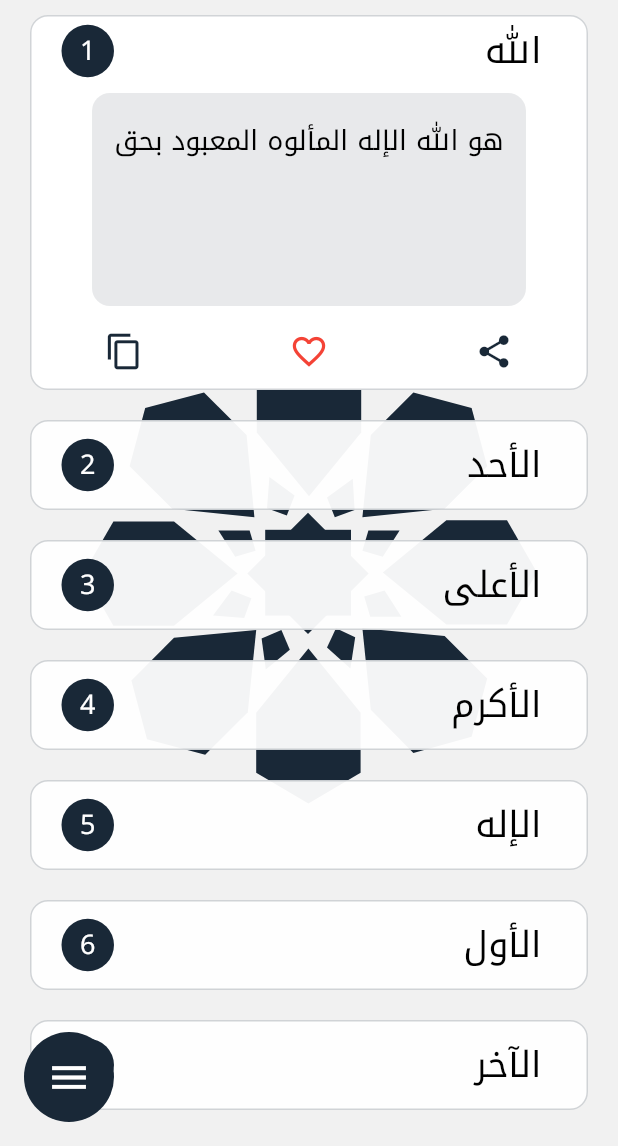
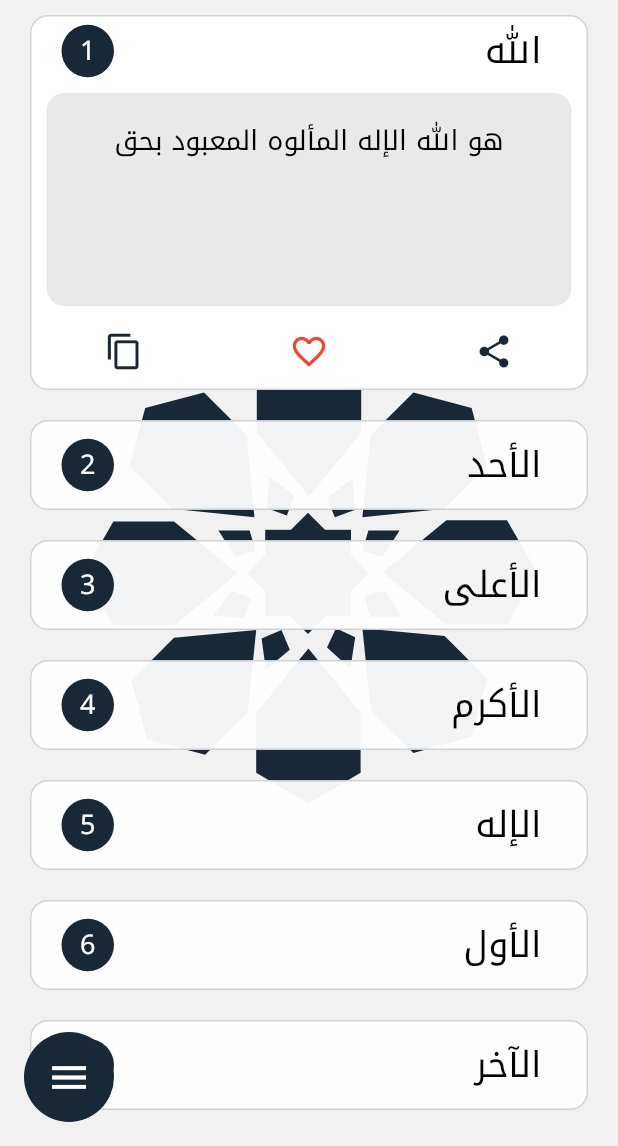
Before and after one commit to devhasanalhamed/names_of_allah, a Flutter app: the screen it shows after launch, after a tap on "الله", on a phone screen of 412 x 824 dp, the part 90-1236 px from its top. Run offline on Flutter 3.47's test engine with Material 2 defaults, Android fonts, the light colour scheme and no system bars; our stand-ins replace flutter_svg, screenshot, share_plus, shared_preferences; missing offline and left inert: clipboard.

Commit message:
fix name widget

```diff
--- a/lib/app/view/widgets/list_of_names.dart
+++ b/lib/app/view/widgets/list_of_names.dart
@@ -129,6 +129,7 @@ class _NamesHolder extends State<NamesHolder> {
                       horizontal: 10,
                       vertical: 5,
                     ),
+                    width: double.infinity,
                     decoration: BoxDecoration(
                       borderRadius: const BorderRadius.all(
                         Radius.circular(12),
```
